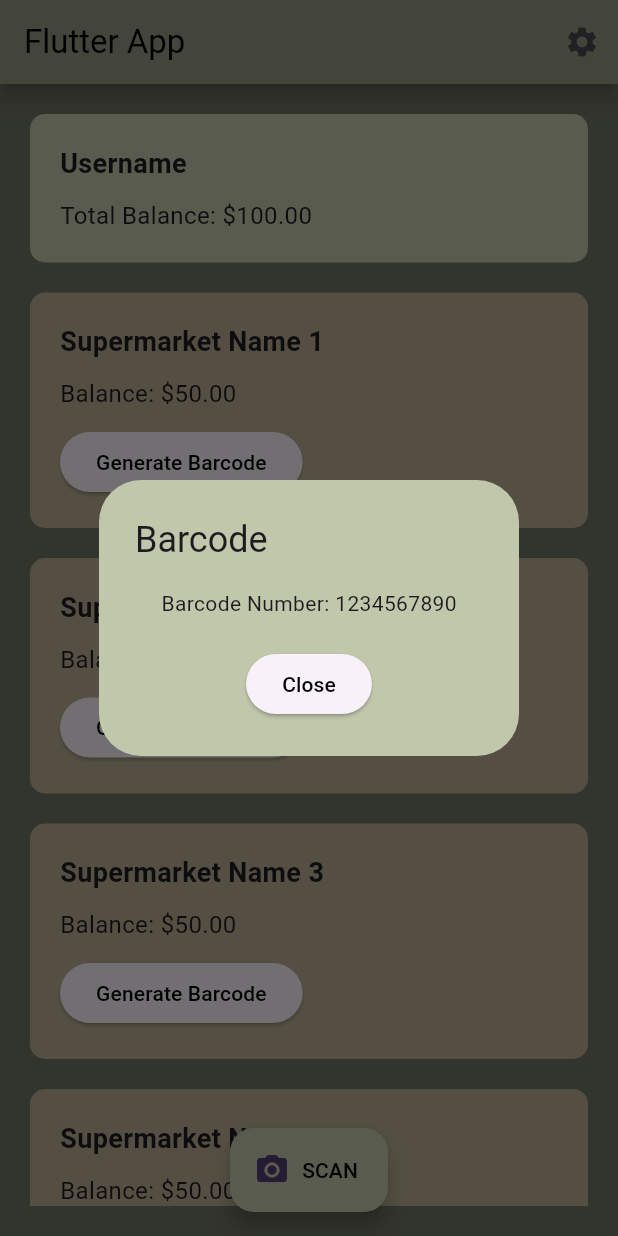
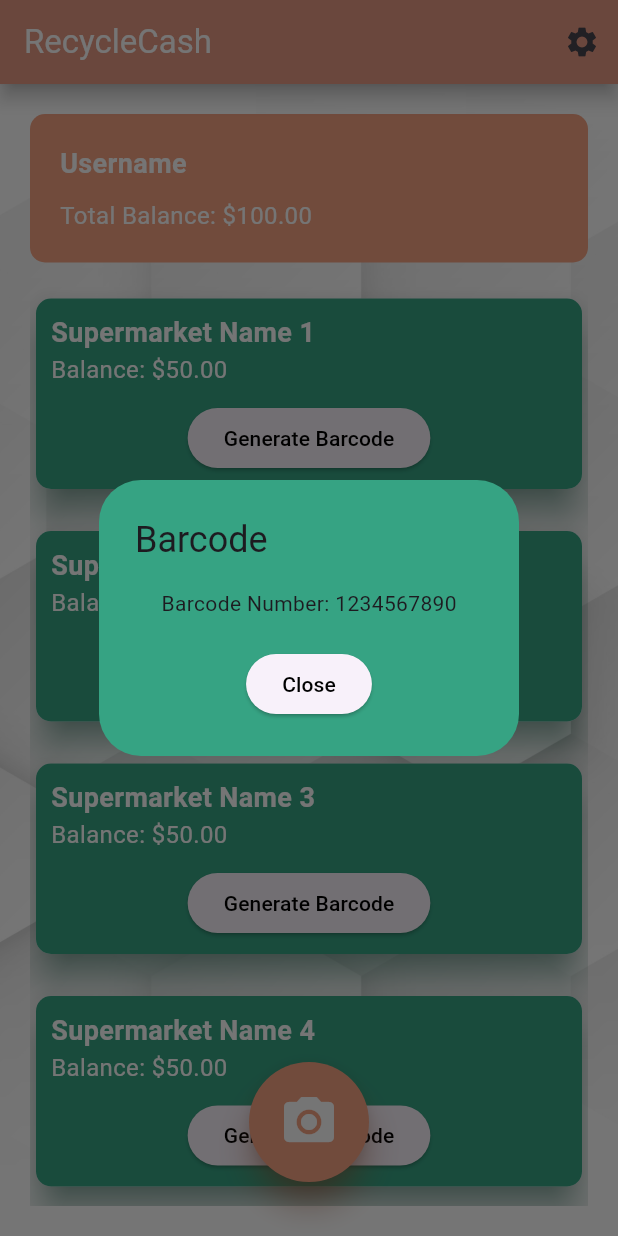
Before and after one commit to katty-ptk/recyclecash, a Flutter app: the screen it shows after launch, after a tap on "Generate Barcode", on a phone screen of 412 x 824 dp. Run offline on Flutter 3.47's test engine with Material 3 defaults, Android fonts, the phone set to English and light mode, and no system bars; missing offline and left inert: flutter_barcode_scanner.

Commit message:
Upgrade la UI

```diff
--- a/lib/screens/home.screen.dart
+++ b/lib/screens/home.screen.dart
@@ -1,7 +1,6 @@
 import 'package:flutter/material.dart';
-import 'package:recyclecash/widgets/logo.widget.dart';
-
-
+import 'package:flutter/services.dart';
+import 'package:flutter_barcode_scanner/flutter_barcode_scanner.dart';
 
 class HomeScreen extends StatelessWidget {
   const HomeScreen({Key? key});
@@ -9,12 +8,20 @@ class HomeScreen extends StatelessWidget {
   @override
   Widget build(BuildContext context) {
     return Scaffold(
-      backgroundColor: Color(0xFF6D7361), // Updated background color
+      body: Container(
+        decoration: BoxDecoration(
+          image: DecorationImage(
+            image: AssetImage("assets/SL-051919-20420-09.jpg"),
+            fit: BoxFit.cover,
+          ),
+        ),
+        child: _buildContent(context),
+      ),
       appBar: AppBar(
-        backgroundColor: Color(0xFF989F7E), // Updated app bar color
+        backgroundColor: Color(0xFFF6A383), // Updated app bar color
         title: Text(
-          'Flutter App',
-          style: TextStyle(color: Colors.black), // Updated title color
+          'RecycleCash',
+          style: TextStyle(color: Colors.white),
         ),
         actions: [
           IconButton(
@@ -27,15 +34,60 @@ class HomeScreen extends StatelessWidget {
         elevation: 5.0,
         shadowColor: Colors.black,
       ),
-      body: Padding(
+      floatingActionButton: Padding(
+        padding: const EdgeInsets.all(20.0),
+        child: ElevatedButton(
+          onPressed: () {
+            // Call your barcode scanning function here
+            scanBarcode(context);
+          },
+          style: ElevatedButton.styleFrom(
+            padding: EdgeInsets.all(20.0), // Adjust padding to make the button bigger
+            shape: RoundedRectangleBorder(
+              borderRadius: BorderRadius.circular(60.0), // Make the button round
+            ),
+            backgroundColor: Color(0xFFF6A383), // Add shade to the button
+            elevation: 8.0,
+            shadowColor: Color(0xFFEB7749),// Adjust the elevation as needed
+          ),
+          child: Icon(Icons.camera_alt, size: 40.0, color: Colors.white), // Adjust size to make the icon bigger
+        ),
+      ),
+
+      floatingActionButtonLocation: FloatingActionButtonLocation.centerFloat,
+    );
+  }
+
+  Widget _buildContent(BuildContext context) {
+    return Padding(
       padding: const EdgeInsets.all(20.0),
       child: SingleChildScrollView(
         child: Column(
           crossAxisAlignment: CrossAxisAlignment.stretch,
           children: [
-              Container(
+            _buildUsernameBox(),
+            SizedBox(height: 20.0),
+            _buildShadowedSupermarketBox(context, 'Supermarket Name 1'),
+            SizedBox(height: 20.0),
+            _buildShadowedSupermarketBox(context, 'Supermarket Name 2'),
+            SizedBox(height: 20.0),
+            _buildShadowedSupermarketBox(context, 'Supermarket Name 3'),
+            SizedBox(height: 20.0),
+            _buildShadowedSupermarketBox(context, 'Supermarket Name 4'),
+            SizedBox(height: 20.0),
+            _buildShadowedSupermarketBox(context, 'Supermarket Name 5'),
+            SizedBox(height: 20.0),
+            _buildShadowedSupermarketBox(context, 'Supermarket Name 6'), // Added another supermarket box
+          ],
+        ),
+      ),
+    );
+  }
+
+  Widget _buildUsernameBox() {
+    return Container(
       decoration: BoxDecoration(
-                  color: Color(0xFFC0C7AB), // Updated rectangle color
+        color: Color(0xFFF6A383), // Updated rectangle color
         borderRadius: BorderRadius.circular(10.0),
       ),
       padding: EdgeInsets.all(20.0),
@@ -47,47 +99,32 @@ class HomeScreen extends StatelessWidget {
             style: TextStyle(
               fontSize: 18.0,
               fontWeight: FontWeight.bold,
+              color: Colors.white,
             ),
           ),
           SizedBox(height: 10.0),
           Text(
-                      'Total Balance: \$100.00', // Replace with actual balance
-                      style: TextStyle(fontSize: 16.0),
+            'Total Balance: \$100.00',
+            style: TextStyle(fontSize: 16.0, color: Colors.white),
           ),
         ],
       ),
-              ),
-              SizedBox(height: 20.0),
-              _buildSupermarketBox(context, 'Supermarket Name 1'),
-              SizedBox(height: 20.0),
-              _buildSupermarketBox(context, 'Supermarket Name 2'),
-              SizedBox(height: 20.0),
-              _buildSupermarketBox(context, 'Supermarket Name 3'),
-              SizedBox(height: 20.0),
-              _buildSupermarketBox(context, 'Supermarket Name 4'), // Added another supermarket box
-            ],
-          ),
-        ),
-      ),
-      floatingActionButton: FloatingActionButton.extended(
-        onPressed: () {
-          // Add your scan button functionality here
-        },
-        label: Text('SCAN', style: TextStyle(color: Colors.black)), // Updated button text color
-        backgroundColor: Color(0xFFC0C7AB), // Updated button color
-        icon: Icon(Icons.camera_alt),
-      ),
-      floatingActionButtonLocation: FloatingActionButtonLocation.centerFloat,
     );
   }
 
-  Widget _buildSupermarketBox(BuildContext context, String supermarketName) {
-    return Container(
-      decoration: BoxDecoration(
-        color: Color(0xFFB6AD90), // Updated rectangle color
+  Widget _buildShadowedSupermarketBox(BuildContext context, String supermarketName) {
+    return Card(
+      elevation: 10.0, // Shadow effect elevation
+      shadowColor: Color(0xFF2E9A7A), // Shadow color
+      shape: RoundedRectangleBorder(
         borderRadius: BorderRadius.circular(10.0),
       ),
-      padding: EdgeInsets.all(20.0),
+      child: Container(
+        decoration: BoxDecoration(
+          color: Color(0xFF36A383), // Updated rectangle color
+          borderRadius: BorderRadius.circular(10.0),
+        ),
+        padding: EdgeInsets.all(10.0),
         child: Column(
           crossAxisAlignment: CrossAxisAlignment.start,
           children: [
@@ -96,22 +133,25 @@ class HomeScreen extends StatelessWidget {
               style: TextStyle(
                 fontSize: 18.0,
                 fontWeight: FontWeight.bold,
+                color: Colors.white,
               ),
             ),
-          SizedBox(height: 10.0),
+            SizedBox(height: 0.0),
             Text(
-            'Balance: \$50.00', // Replace with actual balance
-            style: TextStyle(fontSize: 16.0),
+              'Balance: \$50.00',
+              style: TextStyle(fontSize: 16.0, color: Colors.white),
             ),
             SizedBox(height: 10.0),
-          ElevatedButton(
+            Center(
+              child: ElevatedButton(
                 onPressed: () {
-              // Add your barcode generation functionality here
                   _showBarcodeDialog(context);
                 },
-            child: Text('Generate Barcode', style: TextStyle(color: Colors.black)), // Updated button text color
+                child: Text('Generate Barcode', style: TextStyle(color: Colors.black)),
               ),
+            )
           ],
+        ),
       ),
     );
   }
@@ -126,17 +166,45 @@ class HomeScreen extends StatelessWidget {
             mainAxisSize: MainAxisSize.min,
             crossAxisAlignment: CrossAxisAlignment.center,
             children: [
-              Text('Barcode Number: 1234567890'), // Replace with actual barcode number
+              Text('Barcode Number: 1234567890'),
               SizedBox(height: 20.0),
               ElevatedButton(
                 onPressed: () {
                   Navigator.of(context).pop();
                 },
-                child: Text('Close', style: TextStyle(color: Colors.black)), // Updated button text color
+                child: Text('Close', style: TextStyle(color: Colors.black)),
               ),
             ],
           ),
-          backgroundColor: Color(0xFFC0C7AB), // Updated dialog background color
+          backgroundColor: Color(0xFF36A383),
+        );
+      },
+    );
+  }
+
+  void scanBarcode(BuildContext context) async {
+    String barcodeScanRes;
+    try {
+      barcodeScanRes = await FlutterBarcodeScanner.scanBarcode(
+          "#ff6666", "cancel", true, ScanMode.BARCODE);
+    } on PlatformException {
+      barcodeScanRes = "Failed to get platform version";
+    }
+
+    showDialog(
+      context: context,
+      builder: (BuildContext context) {
+        return AlertDialog(
+          title: Text('Barcode'),
+          content: Text('Barcode Result: $barcodeScanRes'),
+          actions: <Widget>[
+            TextButton(
+              onPressed: () {
+                Navigator.of(context).pop();
+              },
+              child: Text('Close'),
+            ),
+          ],
         );
       },
     );
--- a/pubspec.yaml
+++ b/pubspec.yaml
@@ -35,6 +35,7 @@ dependencies:
   # The following adds the Cupertino Icons font to your application.
   # Use with the CupertinoIcons class for iOS style icons.
   cupertino_icons: ^1.0.2
+  simple_barcode_scanner: ^0.0.8
 
 dev_dependencies:
   flutter_test:
@@ -52,7 +53,8 @@ dev_dependencies:
 
 # The following section is specific to Flutter packages.
 flutter:
-
+  assets:
+    - assets/SL-051919-20420-09.jpg
   # The following line ensures that the Material Icons font is
   # included with your application, so that you can use the icons in
   # the material Icons class.
```
Also changed, not shown: assets/SL-051919-20420-09.jpg (added), pubspec.lock. Lines whose indentation alone changed are shown as unchanged.
